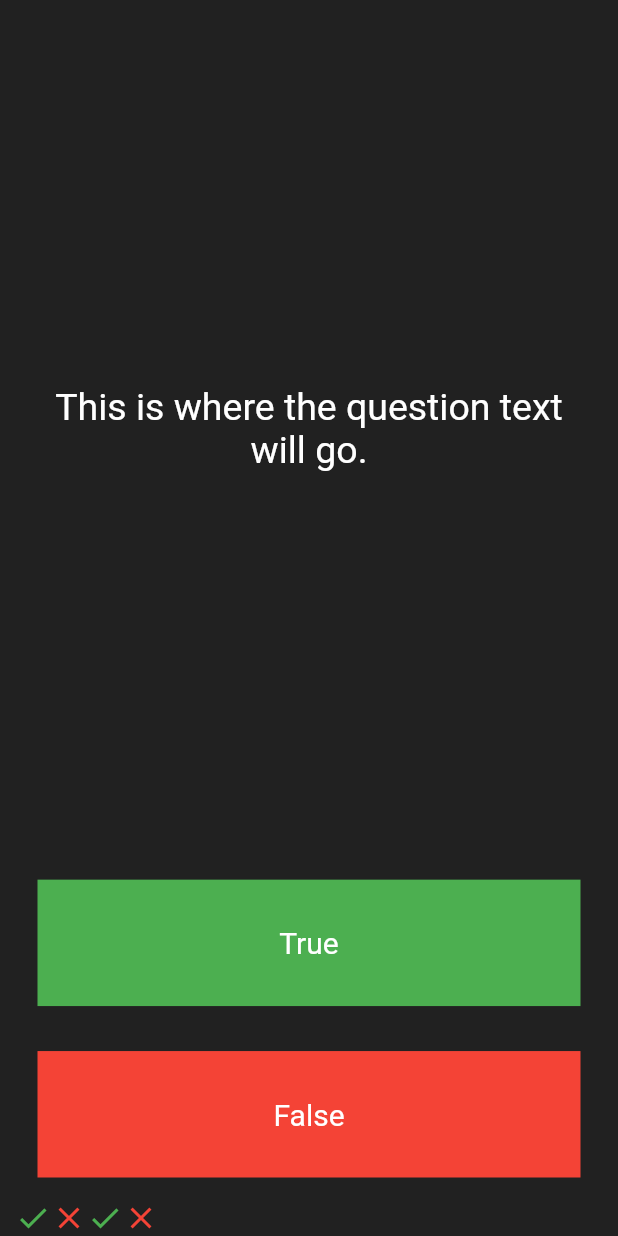
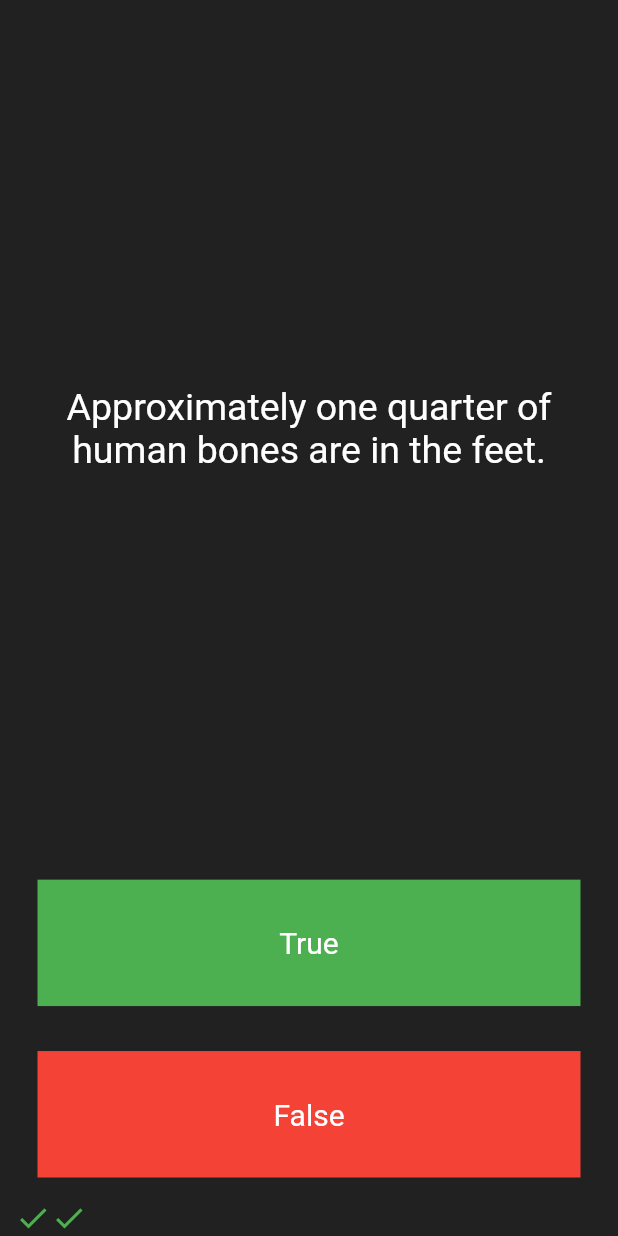
Before and after one commit to jithya471/quizzler-Flutter-, a Flutter app: the screen it shows after launch, after a tap on "True", after a tap on "False", on a phone screen of 412 x 824 dp. Run offline on Flutter 3.47's test engine with Material 2 defaults, Android fonts, the phone set to English and light mode, and no system bars.

Commit message:
2nd commit

```diff
--- a/lib/main.dart
+++ b/lib/main.dart
@@ -1,7 +1,9 @@
 // ignore_for_file: prefer_const_constructors, prefer_const_literals_to_create_immutables
 
 import 'package:flutter/material.dart';
+import 'quizzbrain.dart';
 
+QuizBrain quizBrain = QuizBrain();
 void main() => runApp(Quizzler());
 
 class Quizzler extends StatelessWidget {
@@ -33,16 +35,8 @@ class QuizPage extends StatefulWidget {
 }
 
 class _QuizPageState extends State<QuizPage> {
-  List<Icon> scoreKeeper = [
-    Icon(
-      Icons.check,
-      color: Colors.green,
-    ),
-    Icon(
-      Icons.close,
-      color: Colors.red,
-    )
-  ];
+  List<Icon> scoreKeeper = [];
+
   @override
   Widget build(BuildContext context) {
     return Column(
@@ -55,7 +49,7 @@ class _QuizPageState extends State<QuizPage> {
             padding: EdgeInsets.all(10.0),
             child: Center(
               child: Text(
-                'This is where the question text will go.',
+                quizBrain.getQuestionText(),
                 textAlign: TextAlign.center,
                 style: TextStyle(
                   fontSize: 25.0,
@@ -81,9 +75,20 @@ class _QuizPageState extends State<QuizPage> {
                   ),
                 ),
                 onTap: () {
-                 setState(() {
-                    scoreKeeper.add(Icon(Icons.check, color: Colors.green,));
-
+                  bool correctAnswer = quizBrain.getAnswer();
+                  if (correctAnswer == true) {
+                    scoreKeeper.add(Icon(
+                      Icons.check,
+                      color: Colors.green,
+                    ));
+                  } else {
+                    scoreKeeper.add(Icon(
+                      Icons.close,
+                      color: Colors.red,
+                    ));
+                  }
+                  setState(() {
+                    quizBrain.nextQuestion();
                   });
                 },
               ),
@@ -106,9 +111,20 @@ class _QuizPageState extends State<QuizPage> {
                   ),
                 ),
                 onTap: () {
+                  bool correctAnswer = quizBrain.getAnswer();
+                  if (correctAnswer == false) {
+                    scoreKeeper.add(Icon(
+                      Icons.check,
+                      color: Colors.green,
+                    ));
+                  } else {
+                    scoreKeeper.add(Icon(
+                      Icons.close,
+                      color: Colors.red,
+                    ));
+                  }
                   setState(() {
-                    scoreKeeper.add(Icon(Icons.close, color: Colors.red,));
-
+                    quizBrain.nextQuestion();
                   });
                 },
               ),
--- /dev/null
+++ b/lib/question.dart
@@ -0,0 +1,11 @@
+class Question {
+late  String questionText;
+late bool answer;
+
+Question({required String q,required bool a}){
+  questionText = q;
+  answer = a;
+}
+
+
+}
--- /dev/null
+++ b/lib/quizzbrain.dart
@@ -0,0 +1,50 @@
+// ignore_for_file: prefer_final_fields
+
+import 'package:quizzler/question.dart';
+
+class QuizBrain {
+  int _questionNo = 0;
+
+  List<Question> _quesList = [
+    Question(q: 'Some cats are actually allergic to humans', a: true),
+    Question(q: 'You can lead a cow down stairs but not up stairs.', a: false),
+    Question(
+        q: 'Approximately one quarter of human bones are in the feet.',
+        a: true),
+    Question(q: 'A slug\'s blood is green.', a: true),
+    Question(q: 'Buzz Aldrin\'s mother\'s maiden name was \"Moon\".', a: true),
+    Question(q: 'It is illegal to pee in the Ocean in Portugal.', a: true),
+    Question(
+        q: 'No piece of square dry paper can be folded in half more than 7 times.',
+        a: false),
+    Question(
+        q: 'In London, UK, if you happen to die in the House of Parliament, you are technically entitled to a state funeral, because the building is considered too sacred a place.',
+        a: true),
+    Question(
+        q: 'The loudest sound produced by any animal is 188 decibels. That animal is the African Elephant.',
+        a: false),
+    Question(
+        q: 'The total surface area of two human lungs is approximately 70 square metres.',
+        a: true),
+    Question(q: 'Google was originally called \"Backrub\".', a: true),
+    Question(
+        q: 'Chocolate affects a dog\'s heart and nervous system; a few ounces are enough to kill a small dog.',
+        a: true),
+    Question(
+        q: 'In West Virginia, USA, if you accidentally hit an animal with your car, you are free to take it home to eat.',
+        a: true),
+  ];
+  void nextQuestion() {
+    if (_questionNo < _quesList.length - 1) {
+      _questionNo++;
+    }
+  }
+
+  String getQuestionText() {
+    return _quesList[_questionNo].questionText;
+  }
+
+  bool getAnswer() {
+    return _quesList[_questionNo].answer;
+  }
+}
```
